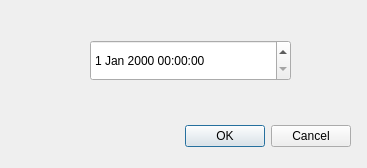
Old version of the form timedialog.ui in the repository Chipsee/hardwaretest.
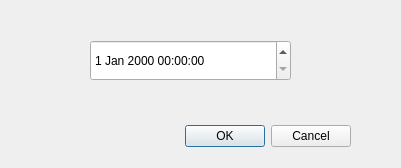
New version of the form.

Patch:
```diff
--- a/timedialog.ui
+++ b/timedialog.ui
@@ -6,7 +6,7 @@
    <rect>
     <x>0</x>
     <y>0</y>
-    <width>367</width>
+    <width>401</width>
     <height>168</height>
    </rect>
   </property>
```
